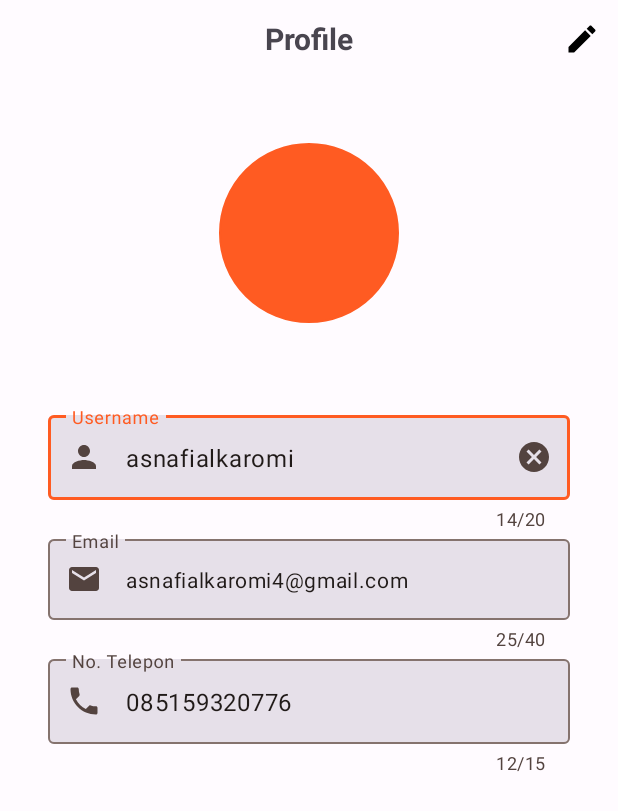
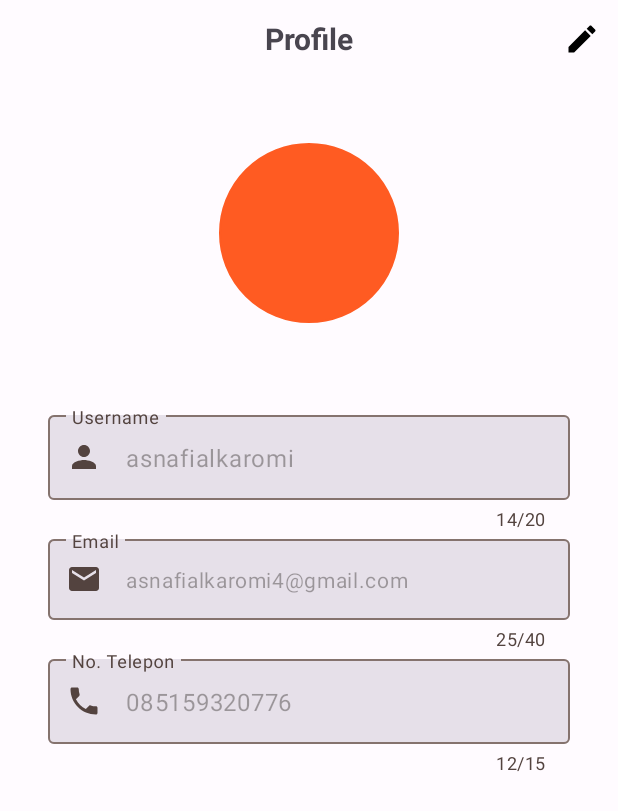
Before and after one commit to asnafialkaromi/24001084-km6-asn-SFoods, an Android app: the fragment ProfileFragment shown on its own in the app's theme, on a phone screen of 412 x 824 dp. Shown: the top 811 px of the screen. Run offline under Robolectric (Android 15) with nearby library versions, the phone set to English and light mode, and no system bars.

Commit message:
Finishing edit button function and make validate for each edit text

```diff
--- a/app/src/main/java/com/nafi/sfoods/presentation/profile/ProfileFragment.kt
+++ b/app/src/main/java/com/nafi/sfoods/presentation/profile/ProfileFragment.kt
@@ -1,24 +1,65 @@
 package com.nafi.sfoods.presentation.profile
 
 import android.os.Bundle
-import androidx.fragment.app.Fragment
 import android.view.LayoutInflater
 import android.view.View
 import android.view.ViewGroup
+import androidx.fragment.app.Fragment
 import com.nafi.sfoods.R
 import com.nafi.sfoods.databinding.FragmentProfileBinding
 
 class ProfileFragment : Fragment() {
 
-    private lateinit var binding : FragmentProfileBinding
+    private lateinit var binding: FragmentProfileBinding
 
     override fun onCreateView(
         inflater: LayoutInflater, container: ViewGroup?,
         savedInstanceState: Bundle?
-    ): View? {
+    ): View {
         // Inflate the layout for this fragment
-        binding = FragmentProfileBinding.inflate(layoutInflater, container,false)
+        binding = FragmentProfileBinding.inflate(layoutInflater, container, false)
         return binding.root
     }
 
+    override fun onViewCreated(view: View, savedInstanceState: Bundle?) {
+        super.onViewCreated(view, savedInstanceState)
+        setClickActionSave()
+    }
+
+    private fun setClickActionSave() {
+        val editTextUsername = binding.textEditUsername
+        val editTextEmail = binding.textEditEmail
+        val editTextPhoneNumber = binding.textEditPhoneNumber
+
+        binding.layoutHeaderProfile.ivEdit.setOnClickListener {
+            if (editTextUsername.isEnabled) {
+                val username = editTextUsername.text.toString()
+                val email = editTextEmail.text.toString()
+                val phoneNumber = editTextPhoneNumber.text.toString()
+
+                if (username.isNotEmpty() && email.isNotEmpty() && phoneNumber.isNotEmpty()) {
+                    binding.layoutHeaderProfile.ivEdit.setImageResource(R.drawable.ic_edit)
+                    editTextUsername.isEnabled = false
+                    editTextEmail.isEnabled = false
+                    editTextPhoneNumber.isEnabled = false
+                } else {
+                    if (username.isEmpty()) {
+                        binding.textEditUsername.error = "Username tidak boleh kosong"
+                    }
+                    if (email.isEmpty()) {
+                        binding.textEditEmail.error = "Email tidak boleh kosong"
+                    }
+                    if (phoneNumber.isEmpty()) {
+                        binding.textEditPhoneNumber.error = "No. Telepon tidak boleh kosong"
+                    }
+                }
+            } else {
+                // Edit action
+                binding.layoutHeaderProfile.ivEdit.setImageResource(R.drawable.ic_save)
+                editTextUsername.isEnabled = true
+                editTextEmail.isEnabled = true
+                editTextPhoneNumber.isEnabled = true
+            }
+        }
+    }
 }
--- /dev/null
+++ b/app/src/main/res/drawable/ic_save.xml
@@ -0,0 +1,5 @@
+<vector xmlns:android="http://schemas.android.com/apk/res/android" android:height="24dp" android:tint="#000000" android:viewportHeight="24" android:viewportWidth="24" android:width="24dp">
+
+    <path android:fillColor="@android:color/white" android:pathData="M17,3L5,3c-1.11,0 -2,0.9 -2,2v14c0,1.1 0.89,2 2,2h14c1.1,0 2,-0.9 2,-2L21,7l-4,-4zM12,19c-1.66,0 -3,-1.34 -3,-3s1.34,-3 3,-3 3,1.34 3,3 -1.34,3 -3,3zM15,9L5,9L5,5h10v4z"/>
+
+</vector>
--- a/app/src/main/res/layout/fragment_profile.xml
+++ b/app/src/main/res/layout/fragment_profile.xml
@@ -1,7 +1,6 @@
 <?xml version="1.0" encoding="utf-8"?>
 <LinearLayout xmlns:android="http://schemas.android.com/apk/res/android"
     xmlns:app="http://schemas.android.com/apk/res-auto"
-    xmlns:tools="http://schemas.android.com/tools"
     android:layout_width="match_parent"
     android:layout_height="match_parent"
     android:orientation="vertical">
@@ -32,8 +31,10 @@
         app:startIconDrawable="@drawable/ic_person">
 
         <com.google.android.material.textfield.TextInputEditText
+            android:id="@+id/text_edit_username"
             android:layout_width="match_parent"
             android:layout_height="wrap_content"
+            android:enabled="false"
             android:hint="@string/text_hint_username"
             android:inputType="text"
             android:text="@string/text_username" />
@@ -52,8 +53,10 @@
         app:startIconDrawable="@drawable/ic_email">
 
         <com.google.android.material.textfield.TextInputEditText
+            android:id="@+id/text_edit_email"
             android:layout_width="match_parent"
             android:layout_height="wrap_content"
+            android:enabled="false"
             android:hint="@string/text_hint_email"
             android:inputType="textEmailAddress"
             android:text="@string/text_email"
@@ -73,8 +76,10 @@
         app:startIconDrawable="@drawable/ic_phone">
 
         <com.google.android.material.textfield.TextInputEditText
+            android:id="@+id/text_edit_phone_number"
             android:layout_width="match_parent"
             android:layout_height="wrap_content"
+            android:enabled="false"
             android:hint="@string/text_hint_phone_number"
             android:inputType="phone"
             android:text="@string/text_phone_number" />
```
